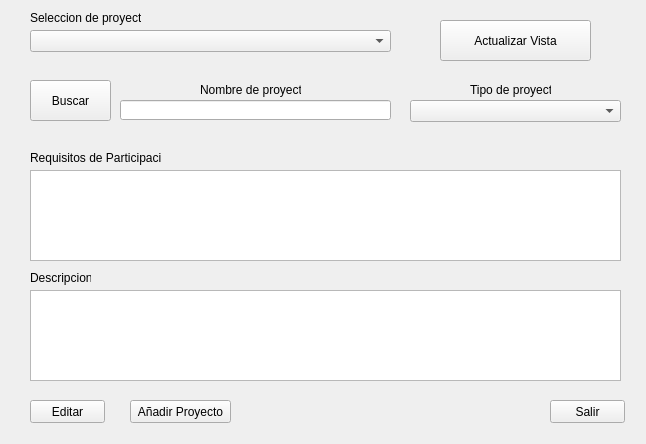
Above: src/UI/gestorProyectos.ui from PurpleFlamingo/purpleACOES before the change. Below: the same form after it.
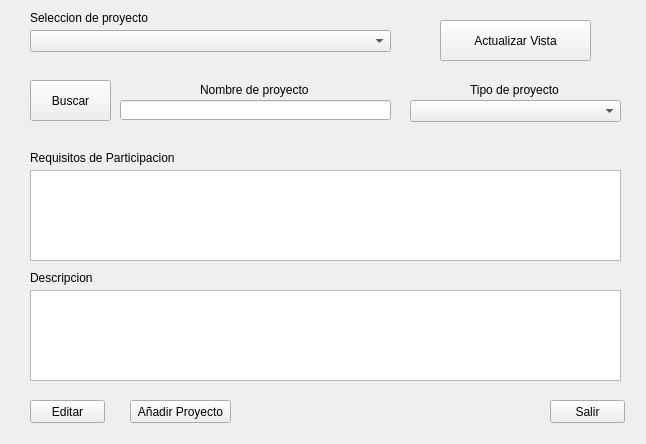
That is the form after the change.

Commit message: editar proyecto inexistente hace que se inserte uno nuevo

Diff of the .ui file:
```diff
--- a/src/UI/gestorProyectos.ui
+++ b/src/UI/gestorProyectos.ui
@@ -91,7 +91,7 @@
      <rect>
       <x>200</x>
       <y>80</y>
-      <width>101</width>
+      <width>191</width>
       <height>20</height>
      </rect>
     </property>
@@ -114,7 +114,7 @@
      <rect>
       <x>470</x>
       <y>80</y>
-      <width>81</width>
+      <width>151</width>
       <height>20</height>
      </rect>
     </property>
@@ -127,7 +127,7 @@
      <rect>
       <x>30</x>
       <y>10</y>
-      <width>111</width>
+      <width>351</width>
       <height>16</height>
      </rect>
     </property>
@@ -140,7 +140,7 @@
      <rect>
       <x>30</x>
       <y>150</y>
-      <width>131</width>
+      <width>481</width>
       <height>16</height>
      </rect>
     </property>
@@ -153,7 +153,7 @@
      <rect>
       <x>30</x>
       <y>270</y>
-      <width>61</width>
+      <width>551</width>
       <height>16</height>
      </rect>
     </property>
```
The commit also changes 1 other file.
